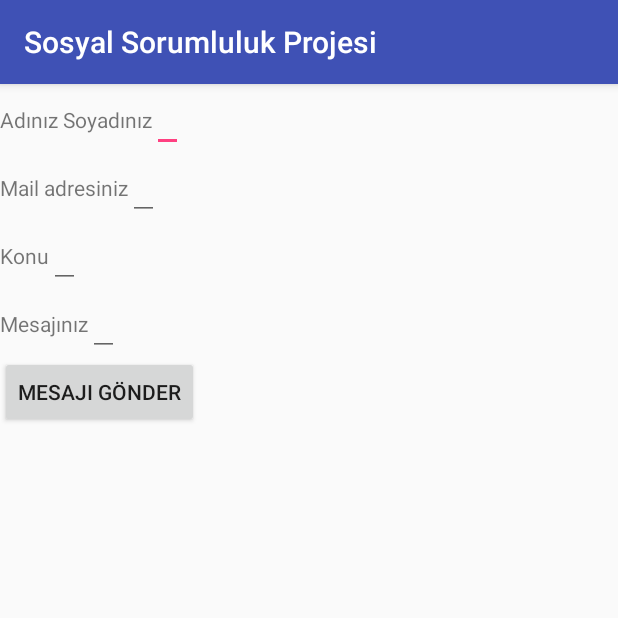
After one commit to AbdussametKeles/Sosyal-Sorumluluk-Projesi, an Android app: the IletisimActivity screen opened directly, with no data from a screen before it, on a phone screen of 412 x 824 dp, the top half of it. The commit adds this screen. Run offline under Robolectric (Android 15) with nearby library versions, the phone set to English and light mode, and no system bars; our stand-ins replace Volley; network calls fail.

Commit message:
case 78 : Mobil / İletişim Formu
İletişim bölümü tamamlandı.

```diff
--- a/Mobil/SosyalSorumlulukProjesi/app/src/main/AndroidManifest.xml
+++ b/Mobil/SosyalSorumlulukProjesi/app/src/main/AndroidManifest.xml
@@ -27,7 +27,8 @@
         <activity android:name=".ProjeEkleActivity" />
         <activity android:name=".ProfilActivity" />
         <activity android:name=".SifreYenilemeActivity" />
-        <activity android:name=".ProjeIcerikActivity"></activity>
+        <activity android:name=".ProjeIcerikActivity" />
+        <activity android:name=".IletisimActivity"></activity>
     </application>
 
 </manifest>
--- /dev/null
+++ b/Mobil/SosyalSorumlulukProjesi/app/src/main/java/com/tolerans/sosyalsorumlulukprojesi/IletisimActivity.java
@@ -0,0 +1,70 @@
+package com.tolerans.sosyalsorumlulukprojesi;
+
+import android.support.v7.app.AppCompatActivity;
+import android.os.Bundle;
+import android.view.View;
+import android.widget.Button;
+import android.widget.EditText;
+import android.widget.Toast;
+
+import com.android.volley.AuthFailureError;
+import com.android.volley.Request;
+import com.android.volley.Response;
+import com.android.volley.VolleyError;
+import com.android.volley.toolbox.StringRequest;
+import com.android.volley.toolbox.Volley;
+
+import java.lang.reflect.Method;
+import java.util.HashMap;
+import java.util.Map;
+
+public class IletisimActivity extends AppCompatActivity {
+
+    @Override
+    protected void onCreate(Bundle savedInstanceState) {
+        super.onCreate(savedInstanceState);
+        setContentView(R.layout.activity_iletisim);
+
+        final EditText icerik,baslik,mail,ad;
+        Button gonder;
+
+
+        icerik = (EditText) findViewById(R.id.edtIletisimIcerik);
+        baslik = (EditText) findViewById(R.id.edtIletisimBaslik);
+        mail = (EditText) findViewById(R.id.edtIletisimMail);
+        ad = (EditText) findViewById(R.id.edtIletisimAd);
+        gonder = (Button) findViewById(R.id.iletisimGonder);
+
+
+        gonder.setOnClickListener(new View.OnClickListener() {
+            @Override
+            public void onClick(View v) {
+                StringRequest request = new StringRequest(Request.Method.POST, "http://service.sosyalsorumluluk.mansetler.org/contact/iletisimformu", new Response.Listener<String>() {
+                    @Override
+                    public void onResponse(String response) {
+                        Toast.makeText(getApplication(),response.toString(),Toast.LENGTH_LONG).show();
+                    }
+                }, new Response.ErrorListener() {
+                    @Override
+                    public void onErrorResponse(VolleyError error) {
+                        Toast.makeText(getApplicationContext(),error.toString(),Toast.LENGTH_LONG).show();
+                    }
+                }){
+                    @Override
+                    protected Map<String, String> getParams() throws AuthFailureError {
+                        Map<String,String> params = new HashMap<>();
+                        params.put("adi_soyadi",ad.getText().toString());
+                        params.put("eposta",mail.getText().toString());
+                        params.put("konu",baslik.getText().toString());
+                        params.put("message",icerik.getText().toString());
+
+                        return params;
+                    }
+                };
+                Volley.newRequestQueue(getApplicationContext()).add(request);
+            }
+        });
+
+
+    }
+}
--- a/Mobil/SosyalSorumlulukProjesi/app/src/main/java/com/tolerans/sosyalsorumlulukprojesi/MainActivity.java
+++ b/Mobil/SosyalSorumlulukProjesi/app/src/main/java/com/tolerans/sosyalsorumlulukprojesi/MainActivity.java
@@ -239,7 +239,12 @@ public class MainActivity extends AppCompatActivity
             intent.putExtra("jsonveriler",bundleJson);
             startActivity(intent);
 
-        } else if (id == R.id.nav_cikis) {
+        }
+        else if (id == R.id.nav_message) {
+            Intent intent = new Intent(MainActivity.this,IletisimActivity.class);
+            startActivity(intent);
+
+        }else if (id == R.id.nav_cikis) {
             //shared preferenceyi temizliyor.
             SharedPreferences sharedPreferences = PreferenceManager.getDefaultSharedPreferences(getApplicationContext());
             SharedPreferences.Editor editor = sharedPreferences.edit();
--- /dev/null
+++ b/Mobil/SosyalSorumlulukProjesi/app/src/main/res/layout/activity_iletisim.xml
@@ -0,0 +1,66 @@
+<?xml version="1.0" encoding="utf-8"?>
+<LinearLayout xmlns:android="http://schemas.android.com/apk/res/android"
+    xmlns:app="http://schemas.android.com/apk/res-auto"
+    xmlns:tools="http://schemas.android.com/tools"
+    android:layout_width="match_parent"
+    android:layout_height="match_parent"
+    android:orientation="vertical"
+    tools:context="com.tolerans.sosyalsorumlulukprojesi.IletisimActivity">
+    <LinearLayout
+        android:layout_width="match_parent"
+        android:layout_height="wrap_content"
+        android:orientation="horizontal">
+        <TextView
+            android:layout_width="wrap_content"
+            android:layout_height="wrap_content"
+            android:text="Adınız Soyadınız"/>
+        <EditText
+            android:layout_width="wrap_content"
+            android:layout_height="wrap_content"
+            android:id="@+id/edtIletisimAd"/>
+    </LinearLayout>
+    <LinearLayout
+        android:layout_width="match_parent"
+        android:layout_height="wrap_content"
+        android:orientation="horizontal">
+        <TextView
+            android:layout_width="wrap_content"
+            android:layout_height="wrap_content"
+            android:text="Mail adresiniz"/>
+        <EditText
+            android:layout_width="wrap_content"
+            android:layout_height="wrap_content"
+            android:id="@+id/edtIletisimMail"/>
+    </LinearLayout>
+        <LinearLayout
+            android:layout_width="match_parent"
+            android:layout_height="wrap_content"
+            android:orientation="horizontal">
+            <TextView
+                android:layout_width="wrap_content"
+                android:layout_height="wrap_content"
+                android:text="Konu"/>
+            <EditText
+                android:layout_width="wrap_content"
+                android:layout_height="wrap_content"
+                android:id="@+id/edtIletisimBaslik"/>
+        </LinearLayout>
+        <LinearLayout
+            android:layout_width="match_parent"
+            android:layout_height="wrap_content"
+            android:orientation="horizontal">
+            <TextView
+                android:layout_width="wrap_content"
+                android:layout_height="wrap_content"
+                android:text="Mesajınız"/>
+            <EditText
+                android:layout_width="wrap_content"
+                android:layout_height="wrap_content"
+                android:id="@+id/edtIletisimIcerik"/>
+        </LinearLayout>
+        <Button
+            android:layout_width="wrap_content"
+            android:layout_height="wrap_content"
+            android:text="Mesajı Gönder"
+            android:id="@+id/iletisimGonder"/>
+    </LinearLayout>
--- a/Mobil/SosyalSorumlulukProjesi/app/src/main/res/menu/activity_main_drawer.xml
+++ b/Mobil/SosyalSorumlulukProjesi/app/src/main/res/menu/activity_main_drawer.xml
@@ -12,6 +12,11 @@
     <item android:title="Profil İşlemleri">
         <menu>
             <item
+                android:id="@+id/nav_message"
+                android:icon="@drawable/ic_menu_manage"
+                android:title="Admine mesaj gönder"
+               />
+            <item
                 android:id="@+id/nav_profil"
                 android:icon="@drawable/ic_menu_share"
                 android:title="Profil'e git"
```
